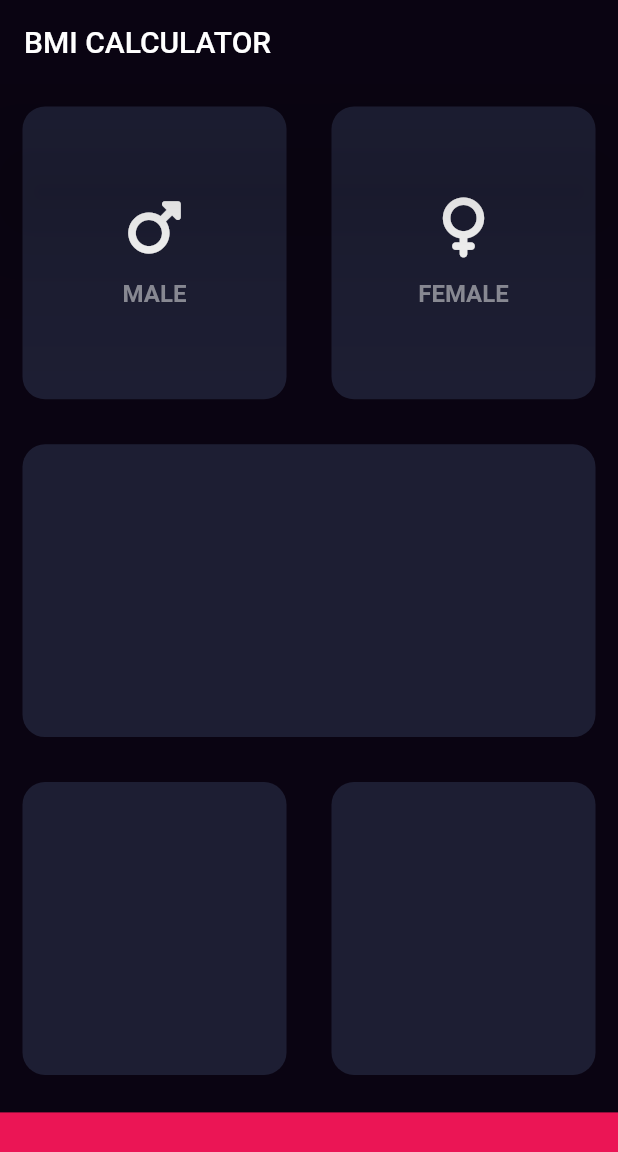
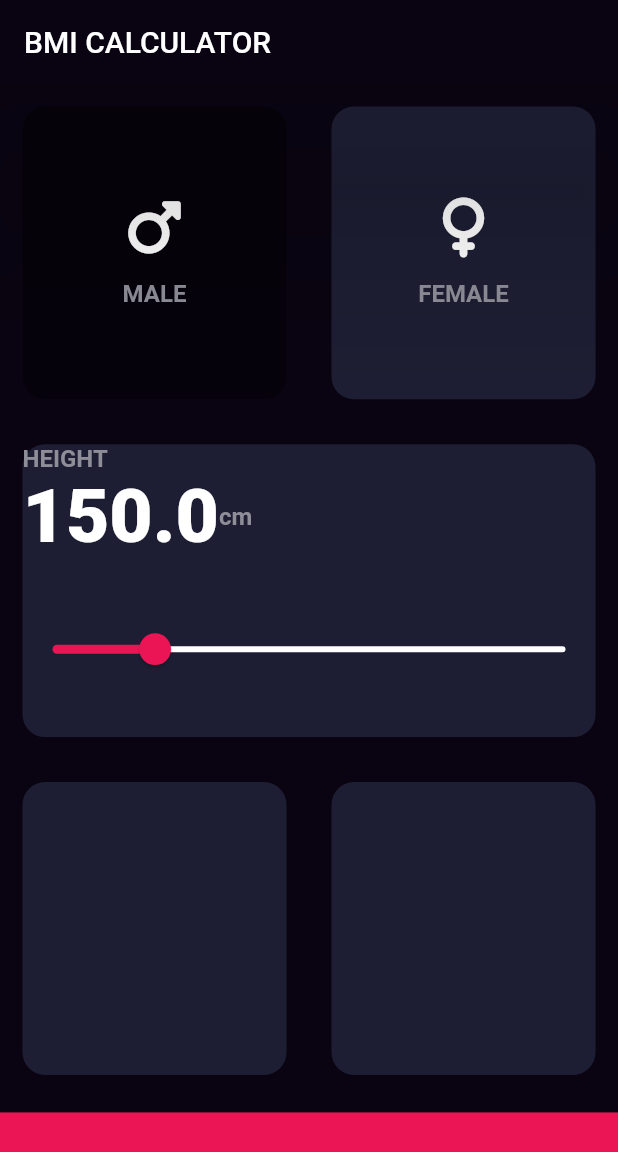
Before and after one commit to wa22im/bmi-calculator-flutte, a Flutter app: the screen it shows after launch, on a phone screen of 412 x 824 dp. Shown: the top 1152 px of the screen. Run offline on Flutter 3.47's test engine with Material 2 defaults, Android fonts, the phone set to English and light mode, and no system bars; our stand-ins replace font_awesome_flutter.

Commit message:
adding a custimized slider

```diff
--- /dev/null
+++ b/lib/constants/constants.dart
@@ -0,0 +1,22 @@
+import 'package:flutter/material.dart';
+
+const TextStyle DECORATION = TextStyle(
+                            fontSize: 16.0,
+                            fontWeight:FontWeight.bold ,
+                            color: Color(0xFF8D8E98),
+                          );
+const double MARGIN_CARD = 15.0;
+const double RADIUS_CARD = 15.0;
+const ACTIVECARDCOLOR = Color(0xFF1D1E33);
+const INACTIVECARDCOLOR = Colors.black38;
+
+const BOTTOMCONTAINERCOLOR = Color(0xFFEB1555);
+const double ICON_SIZE = 40.0;
+
+const double BOX_SIZED_HEIGHT = 15.0;
+
+const Color COLOR_CARD =   Color(0xFF8D8E98);
+const   TextStyle   kNUMBERTEXTSTYLE     = TextStyle(
+                  fontSize: 50.0,
+                  fontWeight: FontWeight.w900,
+                );
--- a/lib/pages/input_page.dart
+++ b/lib/pages/input_page.dart
@@ -4,9 +4,12 @@ import '../widgets/card_reusable.dart';
 import '../widgets/icon_reusable.dart';
 
 
+import'../constants/constants.dart';
 
-const ACTIVECARDCOLOR = Color(0xFF1D1E33);
-const BOTTOMCONTAINERCOLOR = Color(0xFFEB1555);
+enum Gender{
+male,
+female
+}
 
 class InputPage extends StatefulWidget {
   @override
@@ -14,7 +17,31 @@ class InputPage extends StatefulWidget {
 }
 
 class _InputPageState extends State<InputPage> {
+  double heightpersonne=150.0 ;
 
+
+      Color maleSelectedColor =INACTIVECARDCOLOR;
+
+      Color femaleSelectedColor=INACTIVECARDCOLOR ;
+
+      Gender selectedGender = Gender.female;
+
+      void selectedCard(Gender gender){
+          if ( gender ==Gender.male ){
+
+              this.setState((){
+              maleSelectedColor=ACTIVECARDCOLOR;
+              femaleSelectedColor=INACTIVECARDCOLOR;
+              });
+          }
+          else{
+            this.setState((){
+    maleSelectedColor=INACTIVECARDCOLOR;
+              femaleSelectedColor=ACTIVECARDCOLOR;
+              });
+
+          }
+      }
   @override
   Widget build(BuildContext context) {
 
@@ -25,34 +52,113 @@ class _InputPageState extends State<InputPage> {
       ),
       body: Container(
         child: Column(
+          crossAxisAlignment:CrossAxisAlignment.stretch ,
 
           children : <Widget>[
             Expanded (
               child:Row(
                 children: <Widget>[
-                  Expanded(child: CardReusable(
-                    colour: ACTIVECARDCOLOR,
+                  Expanded(
+
+                    child : CardReusable(
+                      onPressedfn:  (){
+                       this.setState((){
+                         selectedGender=Gender.male;
+                       });
+                     },
+                    colour: selectedGender==Gender.male ? ACTIVECARDCOLOR : INACTIVECARDCOLOR,
                     cardChild: IconReusable(gender: 'MALE',icon: FontAwesomeIcons.mars,),
-),
-),
-                  Expanded(child: CardReusable(
-                    colour: ACTIVECARDCOLOR,
+                    ),
+                    ),
+
+                  Expanded(
+                   child :CardReusable(
+                     onPressedfn: (){
+                       this.setState((){
+                         selectedGender=Gender.female;
+                       });
+                     },
+                    colour: selectedGender==Gender.female
+                    ? ACTIVECARDCOLOR
+                    : INACTIVECARDCOLOR,
                     cardChild: IconReusable(
                 gender: 'FEMALE',
                 icon: FontAwesomeIcons.venus,
               ),
+              ),
                   ),
-                  ),
+
                 ],
               ),
             ),
-            Expanded(child: CardReusable(
+            Expanded(
+              child: CardReusable(
               colour:  ACTIVECARDCOLOR,
+              cardChild:Column(
+                mainAxisAlignment: MainAxisAlignment.center,
+                crossAxisAlignment: CrossAxisAlignment.stretch,
+              children :<Widget>
+            [
+               Text('HEIGHT ',
+              style: DECORATION,),
+
+            Row(
+              children: <Widget>[
+                Text('$heightpersonne',
+                style:kNUMBERTEXTSTYLE,
+                ),
+                Text('cm',
+                style: DECORATION,
+                ),
+              ],
+            ),
+             Expanded(
+
+
+                  child :SliderTheme(
+                  data: SliderTheme.of(context).copyWith(
+                    thumbColor: Colors.red.shade100,
+                    thumbShape: RoundSliderThumbShape(
+
+                      enabledThumbRadius: 10.6,
+
+
+                    ),
+                    overlayShape:
+                    RoundSliderOverlayShape(
+                      overlayRadius: 20.0,
+                    )
+                  ),
+                  child:Slider(
+
+                value: heightpersonne,
+                min: 130.0,
+                max:230.0,
+                activeColor:Color(0xFFEB1555),
+                inactiveColor: Colors.white,
+                onChanged:(double v ){
+                  setState(() {
+                    heightpersonne=v.round().toDouble();
+                  });
+
+                } ,
+              ),
+              ),
+              ),
+
+            ],
+
             ),
             ),
-            Expanded(child: Row(
+            ),
+            Expanded(
+              child: Row(
+                mainAxisAlignment: MainAxisAlignment.center,
+                crossAxisAlignment: CrossAxisAlignment.baseline,
+                textBaseline: TextBaseline.alphabetic,
                 children: <Widget>[
-                  Expanded(child:CardReusable(colour: ACTIVECARDCOLOR,),
+                  Expanded(child:CardReusable(
+                    colour: ACTIVECARDCOLOR,),
                   ),
                   Expanded(child: CardReusable(
                     colour: ACTIVECARDCOLOR
@@ -60,7 +166,10 @@ class _InputPageState extends State<InputPage> {
                   ),
                 ],
               ),
+
               ),
+
+
                 Container(
               color: Color(0xFFEB1555),
               margin: EdgeInsets.only(
--- a/lib/widgets/card_reusable.dart
+++ b/lib/widgets/card_reusable.dart
@@ -1,26 +1,29 @@
 import 'package:flutter/material.dart';
+import'../constants/constants.dart';
 
-const double MARGIN_CARD = 15.0;
-const double RADIUS_CARD = 15.0;
+
 
  class CardReusable extends StatelessWidget {
 
- CardReusable({@required this.colour , this.cardChild } );
+ CardReusable({@required this.colour,this.onPressedfn , this.cardChild } );
     final Color colour  ;
     final Widget cardChild ;
-
+    final Function onPressedfn ;
 
   @override
   Widget build(BuildContext context) {
     return
-       Container(
-         child: cardChild,
+  GestureDetector(
 
+       onTap: onPressedfn,
+      child :  Container(
+      child: cardChild,
                       margin: EdgeInsets.all(MARGIN_CARD),
                       decoration: BoxDecoration(
                       borderRadius: BorderRadius.circular(RADIUS_CARD),
                       color : colour,
-                  )
+                  ),
+      ),
                   );
 
   }}
--- a/lib/widgets/icon_reusable.dart
+++ b/lib/widgets/icon_reusable.dart
@@ -1,16 +1,8 @@
 import 'package:flutter/material.dart';
 
-const double ICON_SIZE = 40.0;
+import'../constants/constants.dart';
 
-const double BOX_SIZED_HEIGHT = 15.0;
 
-const Color COLOR_CARD =   Color(0xFF8D8E98);
-
-const TextStyle DECORATION = TextStyle(
-                            fontSize: 16.0,
-                            fontWeight:FontWeight.bold ,
-                            color: Color(0xFF8D8E98),
-                          );
 
 
 
```
